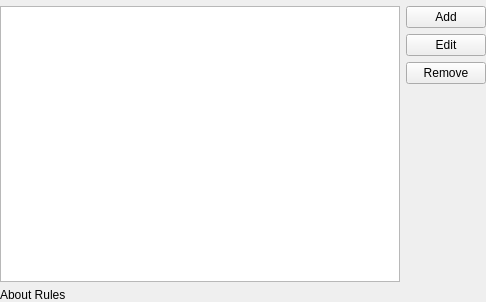
Qt form dynamic/dynamicrules.ui (polpo/cantata-mac) before a commit.
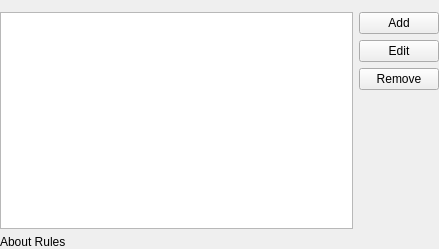
The same form after that commit. Custom widgets are drawn as their Qt base class.

```diff
--- a/dynamic/dynamicrules.ui
+++ b/dynamic/dynamicrules.ui
@@ -6,49 +6,65 @@
    <rect>
     <x>0</x>
     <y>0</y>
-    <width>486</width>
-    <height>302</height>
+    <width>439</width>
+    <height>249</height>
    </rect>
   </property>
   <property name="windowTitle">
    <string>Form</string>
   </property>
-  <layout class="QGridLayout" name="gridLayout">
+  <layout class="QVBoxLayout" name="verticalLayout">
    <property name="margin">
     <number>0</number>
    </property>
-   <item row="0" column="0" colspan="2">
+   <item>
+    <widget class="MessageWidget" name="messageWidget">
+     <property name="frameShape">
+      <enum>QFrame::StyledPanel</enum>
+     </property>
+     <property name="frameShadow">
+      <enum>QFrame::Raised</enum>
+     </property>
+    </widget>
+   </item>
+   <item>
     <widget class="LineEdit" name="nameText" native="true">
      <property name="placeholderText" stdset="0">
       <string>Name of Dynamic Rules</string>
      </property>
     </widget>
    </item>
-   <item row="1" column="0" rowspan="4">
+   <item>
+    <widget class="QWidget" name="controls" native="true">
+     <layout class="QGridLayout" name="gridLayout">
+      <property name="margin">
+       <number>0</number>
+      </property>
+      <item row="0" column="0" rowspan="4">
     <widget class="ListView" name="rulesList"/>
    </item>
-   <item row="1" column="1">
+      <item row="0" column="1">
     <widget class="QPushButton" name="addBtn">
      <property name="text">
       <string>Add</string>
      </property>
     </widget>
    </item>
-   <item row="2" column="1">
+      <item row="1" column="1">
     <widget class="QPushButton" name="editBtn">
      <property name="text">
       <string>Edit</string>
      </property>
     </widget>
    </item>
-   <item row="3" column="1">
+      <item row="2" column="1">
     <widget class="QPushButton" name="removeBtn">
      <property name="text">
       <string>Remove</string>
      </property>
     </widget>
    </item>
-   <item row="4" column="1">
+      <item row="3" column="1">
     <spacer name="verticalSpacer">
      <property name="orientation">
       <enum>Qt::Vertical</enum>
@@ -61,7 +77,7 @@
      </property>
     </spacer>
    </item>
-   <item row="5" column="0" colspan="2">
+      <item row="4" column="0">
     <widget class="UrlLabel" name="aboutLabel">
      <property name="text">
       <string>About Rules</string>
@@ -70,6 +86,9 @@
    </item>
   </layout>
  </widget>
+   </item>
+  </layout>
+ </widget>
  <customwidgets>
   <customwidget>
    <class>UrlLabel</class>
@@ -86,6 +105,12 @@
    <extends>QListView</extends>
    <header>listview.h</header>
   </customwidget>
+  <customwidget>
+   <class>MessageWidget</class>
+   <extends>QFrame</extends>
+   <header>messagewidget.h</header>
+   <container>1</container>
+  </customwidget>
  </customwidgets>
  <resources/>
  <connections/>
```
Lines whose indentation alone changed are shown as unchanged.
